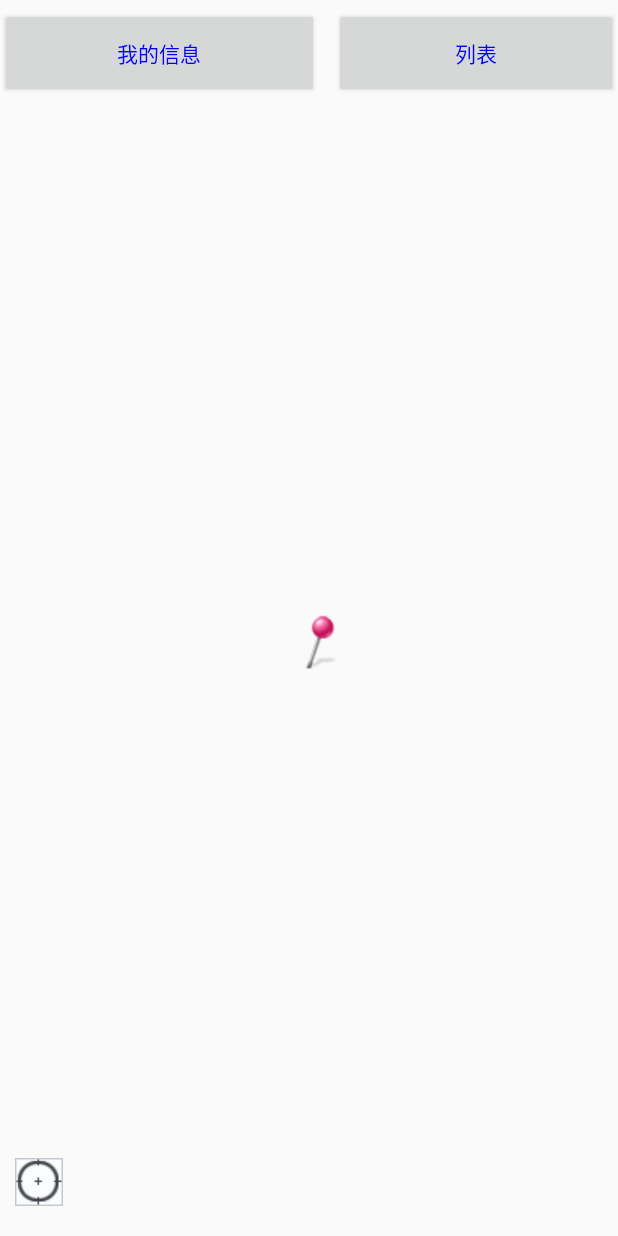
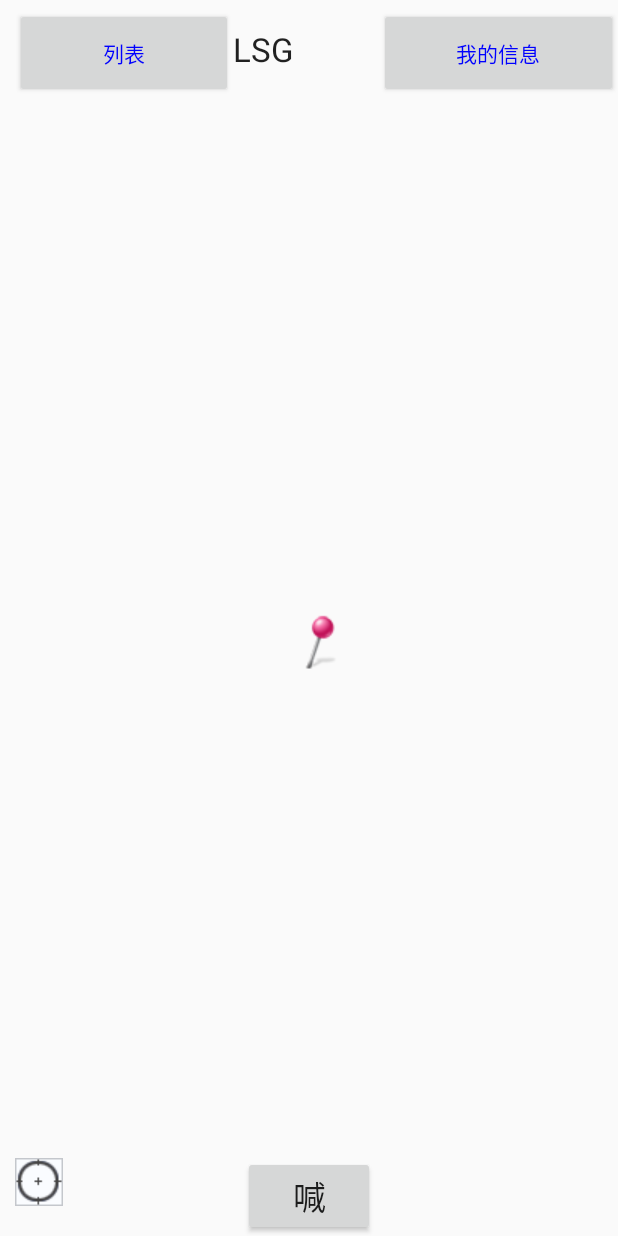
Before and after one commit to sursun/Lsg, an Android app: the layout activity_map.xml on its own in the app's theme, with its tools: preview values and no code run, on a phone screen of 412 x 824 dp. Run offline under Robolectric (Android 15) with nearby library versions, the phone set to English and light mode, and no system bars.

Commit message:
201508071539

```diff
--- a/Lsg/app/src/main/AndroidManifest.xml
+++ b/Lsg/app/src/main/AndroidManifest.xml
@@ -107,6 +107,10 @@
             android:name=".SettingsActivity"
             android:label="@string/title_activity_settings" >
         </activity>
+        <activity
+            android:name=".SendMessageActivity"
+            android:label="@string/title_activity_send_message" >
+        </activity>
     </application>
 
 </manifest>
--- a/Lsg/app/src/main/java/com/sursun/houck/lsg/MapActivity.java
+++ b/Lsg/app/src/main/java/com/sursun/houck/lsg/MapActivity.java
@@ -693,6 +693,11 @@ public class MapActivity extends Activity implements RadarUploadInfoCallback,Rad
         startActivity(intent);
     }
 
+    public void onSendMessageClick(View v){
+        Intent intent = new Intent(MapActivity.this, SendMessageActivity.class);
+        startActivity(intent);
+    }
+
     public void onLocationClick(View v){
         MapStatus mapStatus = mBaiduMap.getMapStatus();
         this.mapToLocation(mapStatus.zoom);
--- a/Lsg/app/src/main/res/layout/activity_map.xml
+++ b/Lsg/app/src/main/res/layout/activity_map.xml
@@ -10,6 +10,26 @@
             android:orientation="horizontal" >
 
             <Button
+                android:id="@+id/switchButton"
+                android:layout_width="wrap_content"
+                android:layout_height="fill_parent"
+                android:layout_marginLeft="10dp"
+                android:onClick="switchClick"
+                android:layout_weight="1.16"
+                android:textColor="#0000FF"
+                android:text="列表" />
+
+            <TextView
+                android:layout_width="wrap_content"
+                android:layout_height="wrap_content"
+                android:textAppearance="?android:attr/textAppearanceLarge"
+                android:text="LSG"
+                android:id="@+id/textView"
+                android:layout_weight="1.16"
+                android:textAlignment="center"
+                android:autoText="false" />
+
+            <Button
                 android:id="@+id/searchNearByButton"
                 android:layout_width="wrap_content"
                 android:layout_height="fill_parent"
@@ -19,15 +39,6 @@
                 android:textColor="#0000FF"
                 android:text="我的信息" />
 
-            <Button
-                android:id="@+id/switchButton"
-                android:layout_width="wrap_content"
-                android:layout_height="fill_parent"
-                android:layout_marginLeft="10dp"
-                android:onClick="switchClick"
-                android:layout_weight="1.16"
-                android:textColor="#0000FF"
-                android:text="列表" />
         </LinearLayout>
 
     <RelativeLayout
@@ -58,6 +69,16 @@
             android:layout_centerHorizontal="true"
             android:background="@drawable/icon_map_center" />
 
+        <Button
+            android:layout_width="wrap_content"
+            android:layout_height="wrap_content"
+            android:text="喊"
+            android:id="@+id/buttonSendMessage"
+            android:layout_alignParentBottom="true"
+            android:layout_centerHorizontal="true"
+            android:textSize="@dimen/abc_text_size_large_material"
+            android:onClick="onSendMessageClick" />
+
     </RelativeLayout>
 
 </LinearLayout>
--- a/Lsg/app/src/main/res/values/strings.xml
+++ b/Lsg/app/src/main/res/values/strings.xml
@@ -9,4 +9,5 @@
     <string name="title_activity_welcome">WelcomeActivity</string>
     <string name="dummy_button">Dummy Button</string>
     <string name="dummy_content">DUMMY\nCONTENT</string>
+    <string name="title_activity_send_message">SendMessageActivity</string>
 </resources>
```
Also changed, not shown: Lsg/app/src/main/java/com/sursun/houck/lsg/SendMessageActivity.java (added, +38 -0 lines), Lsg/app/src/main/res/layout/activity_send_message.xml (added, +26 -0 lines), Lsg/app/src/main/res/menu/menu_send_message.xml (added, +7 -0 lines).
